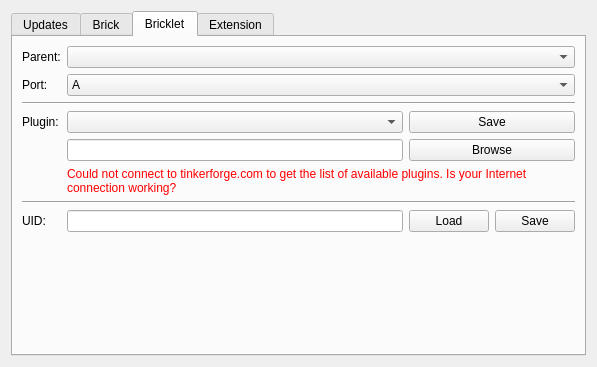
The window that src/brickv/ui/flashing.ui (Tinkerforge/brickv) describes before a commit, drawn with Qt 5.
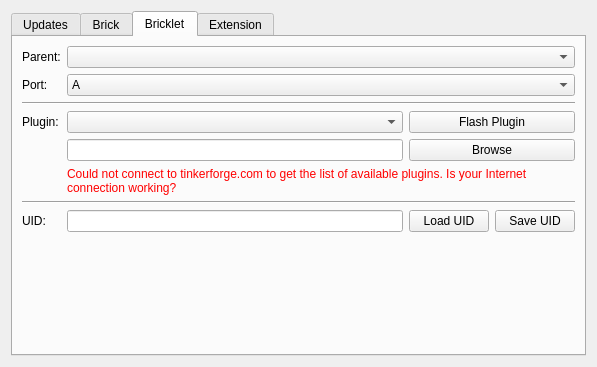
The same window after the commit. The open tabs and pages were chosen to show the change.

Commit message: Rename save buttons to flash.

```diff
--- a/src/brickv/ui/flashing.ui
+++ b/src/brickv/ui/flashing.ui
@@ -264,7 +264,7 @@
          <item row="3" column="2" colspan="2">
           <widget class="QPushButton" name="button_plugin_save">
            <property name="text">
-            <string>Save</string>
+            <string>Flash Plugin</string>
            </property>
           </widget>
          </item>
@@ -314,14 +314,14 @@
          <item row="7" column="2">
           <widget class="QPushButton" name="button_uid_load">
            <property name="text">
-            <string>Load</string>
+            <string>Load UID</string>
            </property>
           </widget>
          </item>
          <item row="7" column="3">
           <widget class="QPushButton" name="button_uid_save">
            <property name="text">
-            <string>Save</string>
+            <string>Save UID</string>
            </property>
           </widget>
          </item>
```
Left out of the diff: 2 changed lines with no effect on the pictures.
